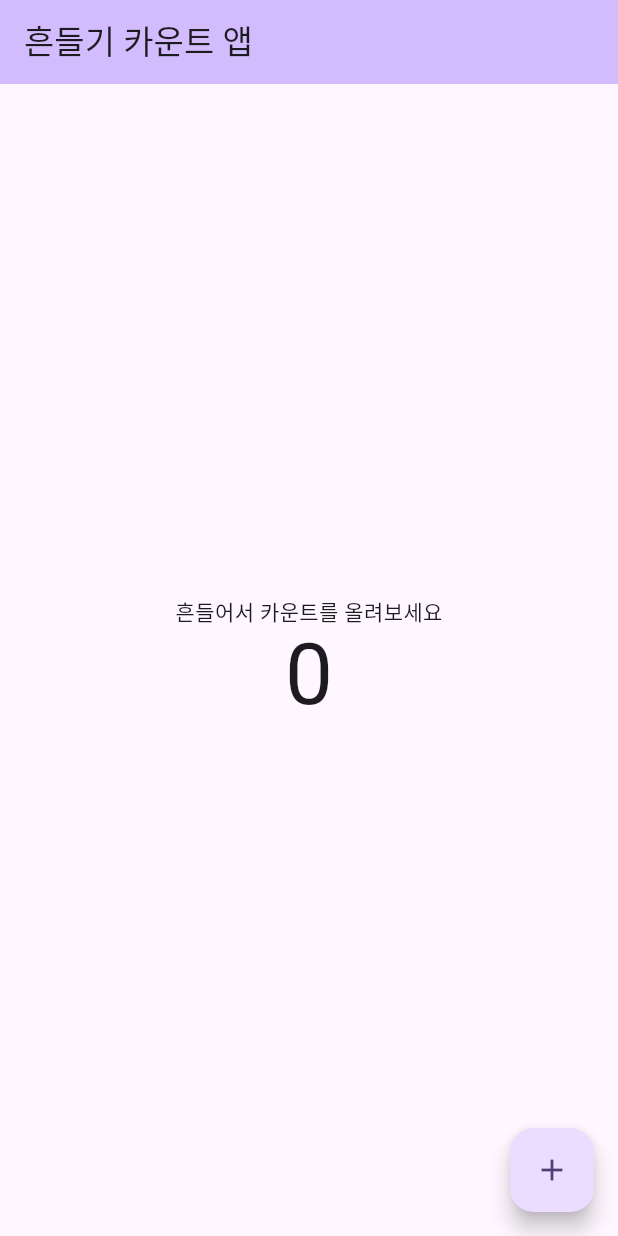
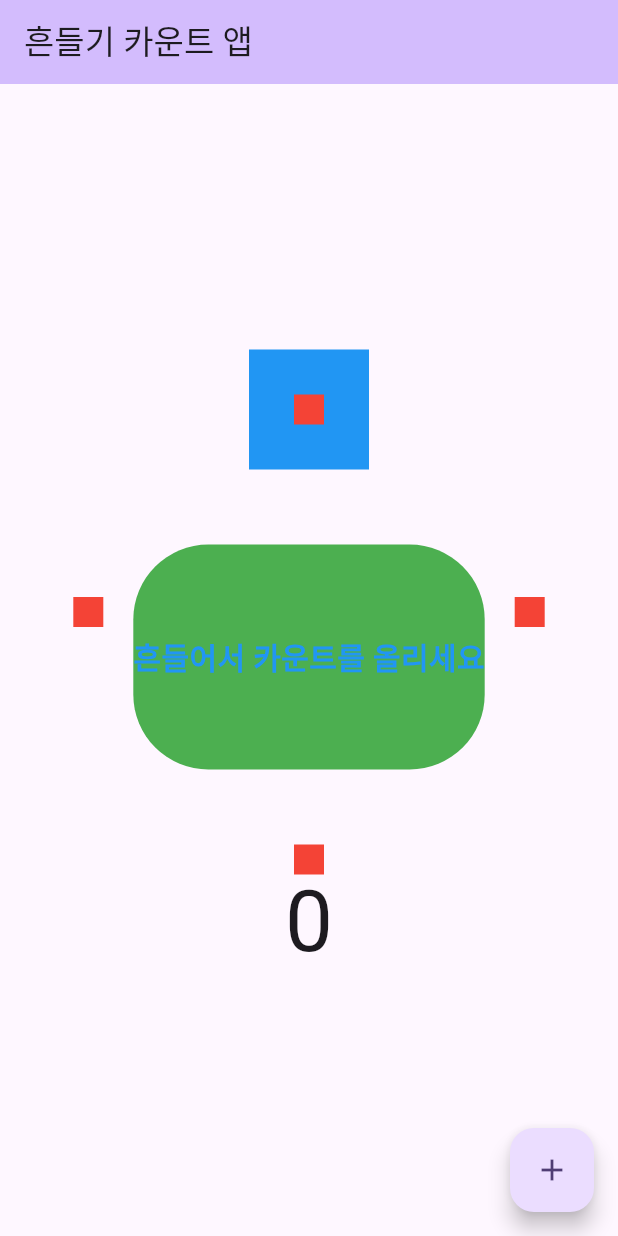
Before and after one commit to hwibinissuccess/ShakeCountApp_Flutter, a Flutter app: the screen it shows after launch, on a phone screen of 412 x 824 dp. Run offline on Flutter 3.47's test engine with Material 2 defaults, Android fonts, the phone set to English and light mode, and no system bars; our stand-ins replace velocity_x; missing offline and left inert: shake.

Commit message:
feat:velocity_x 라이브러리 활용

```diff
--- a/lib/my_home_page.dart
+++ b/lib/my_home_page.dart
@@ -1,7 +1,7 @@
-import 'dart:html';
-
 import 'package:flutter/material.dart';
 import 'package:shake/shake.dart';
+import 'package:shake_count_app_flutter/red_box.dart';
+import 'package:velocity_x/velocity_x.dart';
 
 class MyHomePage extends StatefulWidget {
   const MyHomePage({super.key, required this.title});
@@ -68,35 +68,38 @@ class _MyHomePageState extends State<MyHomePage> with WidgetsBindingObserver {
     // than having to individually change instances of widgets.
     return Scaffold(
       appBar: AppBar(
-        // TRY THIS: Try changing the color here to a specific color (to
-        // Colors.amber, perhaps?) and trigger a hot reload to see the AppBar
-        // change color while the other colors stay the same.
         backgroundColor: Theme.of(context).colorScheme.inversePrimary,
-        // Here we take the value from the MyHomePage object that was created by
-        // the App.build method, and use it to set our appbar title.
         title: Text(widget.title),
       ),
       body: Center(
-        // Center is a layout widget. It takes a single child and positions it
-        // in the middle of the parent.
         child: Column(
-          // Column is also a layout widget. It takes a list of children and
-          // arranges them vertically. By default, it sizes itself to fit its
-          // children horizontally, and tries to be as tall as its parent.
-          //
-          // Column has various properties to control how it sizes itself and
-          // how it positions its children. Here we use mainAxisAlignment to
-          // center the children vertically; the main axis here is the vertical
-          // axis because Columns are vertical (the cross axis would be
-          // horizontal).
-          //
-          // TRY THIS: Invoke "debug painting" (choose the "Toggle Debug Paint"
-          // action in the IDE, or press "p" in the console), to see the
-          // wireframe for each widget.
           mainAxisAlignment: MainAxisAlignment.center,
           children: <Widget>[
-            const Text(
-              '흔들어서 카운트를 올려보세요',
+            Row(
+              mainAxisAlignment: MainAxisAlignment.center,
+              children: [
+                const RedBox(),
+                Column(
+                  children: [
+                    const RedBox().box.padding(EdgeInsets.all(30)).color(Colors.blue).make(),
+                    '흔들어서 카운트를 올리세요'
+                        .text
+                        .size(20)
+                        .isIntrinsic
+                        .color(Colors.blue)
+                        .bold
+                        .makeCentered()
+                        .box
+                        .withRounded(value: 50)
+                        .color(Colors.green)
+                        .height(150)
+                        .make()
+                        .pSymmetric(h: 20, v: 50),
+                    const RedBox(),
+                  ],
+                ),
+                const RedBox(),
+              ],
             ),
             Text(
               '$_counter',
@@ -115,21 +118,17 @@ class _MyHomePageState extends State<MyHomePage> with WidgetsBindingObserver {
 
   @override
   void didChangeAppLifecycleState(AppLifecycleState state) {
-    switch(state){
-
+    switch (state) {
       case AppLifecycleState.resumed:
         detector.startListening();
         break;
       case AppLifecycleState.inactive:
-
         break;
       case AppLifecycleState.paused:
         detector.stopListening();
         break;
       case AppLifecycleState.detached:
-
         break;
-
     }
   }
 }
--- /dev/null
+++ b/lib/red_box.dart
@@ -0,0 +1,11 @@
+import 'package:flutter/material.dart';
+import 'package:velocity_x/velocity_x.dart';
+
+class RedBox extends StatelessWidget {
+  const RedBox({
+    super.key,
+  });
+
+  @override
+  Widget build(BuildContext context) => Container().box.color(Colors.red).size(20, 20).make();
+}
--- a/pubspec.yaml
+++ b/pubspec.yaml
@@ -31,6 +31,7 @@ dependencies:
   flutter:
     sdk: flutter
   shake: ^2.2.0
+  velocity_x: ^4.1.2
 
 
   # The following adds the Cupertino Icons font to your application.
```
